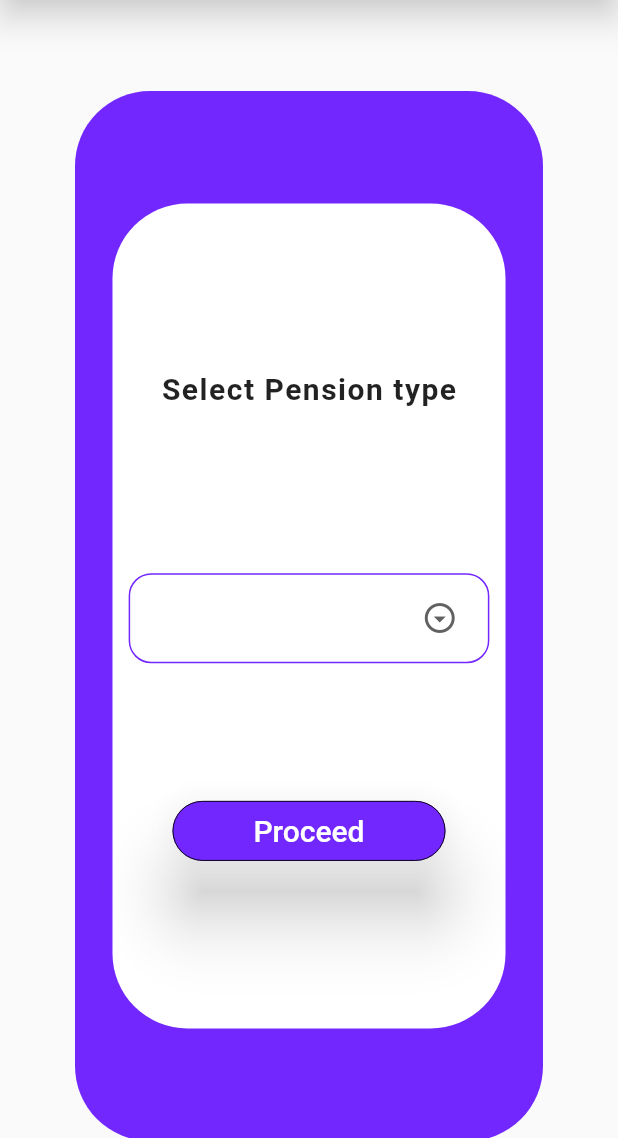
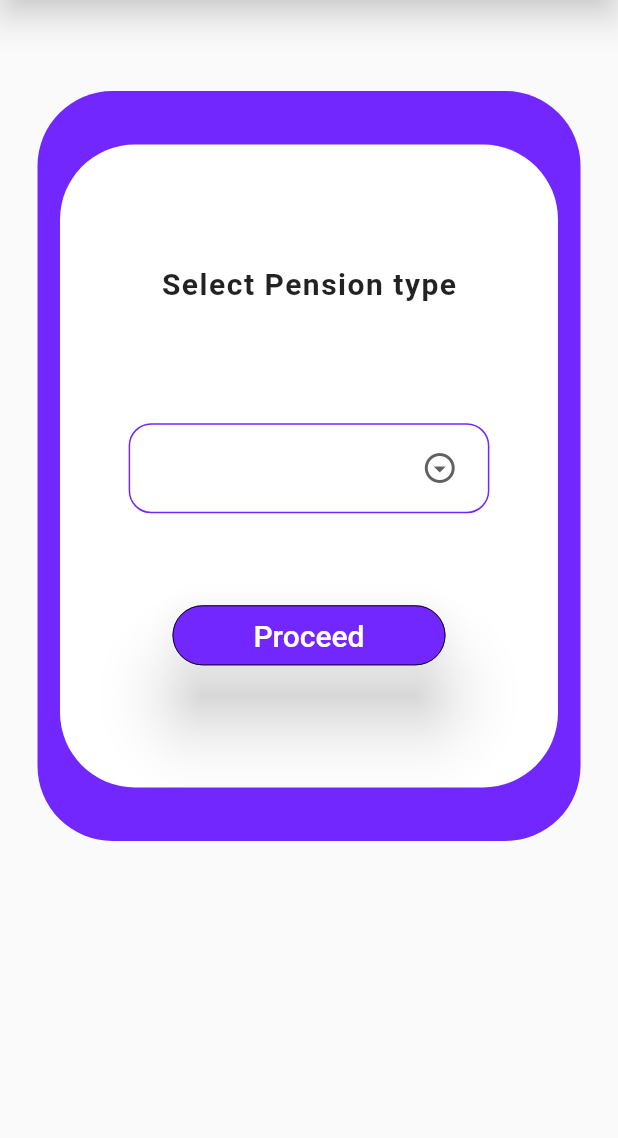
Before and after one commit to Faraazusmani/Blockchain-Secured-Pension-System, a Flutter app: the HomeScreen screen opened directly, on a phone screen of 412 x 824 dp, the part 98-1236 px from its top. Run offline on Flutter 3.47's test engine with Material 2 defaults, Android fonts, the phone set to English and light mode, and no system bars; our stand-ins replace get.

Commit message:
UI Updated

```diff
--- a/lib/screens/apply.dart
+++ b/lib/screens/apply.dart
@@ -1,5 +1,6 @@
+import 'dart:math';
+
 import 'package:flutter/material.dart';
-import 'package:pension_blockchain/constants.dart';
 import 'package:pension_blockchain/utilities.dart';
 
 class Apply extends StatelessWidget {
@@ -15,24 +16,9 @@ class Apply extends StatelessWidget {
         child: ListView(
           children: [
             const SizedBox(height: 50),
-            Padding(
-              padding: const EdgeInsets.all(20.0),
-              child: Center(
-                child: Container(
-                  height: 700,
-                  width: size.width - 100,
-                  decoration: BoxDecoration(
-                    color: kPrimaryColor,
-                    borderRadius: BorderRadius.circular(50),
-                  ),
-                  child: Center(
-                    child: Container(
-                      height: 550,
-                      width: size.width - 150,
-                      decoration: BoxDecoration(
-                        color: Colors.white,
-                        borderRadius: BorderRadius.circular(50),
-                      ),
+            BoxInBox(
+                height: 500,
+                width: min(700, size.width - 50),
                 child: Column(
                   mainAxisAlignment: MainAxisAlignment.spaceEvenly,
                   children: [
@@ -59,12 +45,7 @@ class Apply extends StatelessWidget {
                     ),
                     const SizedBox(height: 50),
                   ],
-                      ),
-                    ),
-                  ),
-                ),
-              ),
-            )
+                ))
           ],
         ),
       ),
--- a/lib/screens/home_screen.dart
+++ b/lib/screens/home_screen.dart
@@ -1,4 +1,5 @@
-import 'package:flutter/cupertino.dart';
+import 'dart:math';
+
 import 'package:flutter/material.dart';
 import 'package:get/get.dart';
 import 'package:pension_blockchain/constants.dart';
@@ -10,7 +11,11 @@ class HomeScreen extends StatelessWidget {
   HomeScreen({Key? key}) : super(key: key);
 
   final HomeScreenController _controller = HomeScreenController();
-  List<String> dropDownValues = ["Select pension type", "Fresh", "Renewal"];
+  final List<String> dropDownValues = [
+    "Select pension type",
+    "Fresh",
+    "Renewal"
+  ];
 
   @override
   Widget build(BuildContext context) {
@@ -22,24 +27,9 @@ class HomeScreen extends StatelessWidget {
         child: ListView(
           children: [
             const SizedBox(height: 50),
-            Padding(
-              padding: const EdgeInsets.all(20.0),
-              child: Center(
-                child: Container(
-                  height: 700,
-                  width: size.width - 100,
-                  decoration: BoxDecoration(
-                    color: kPrimaryColor,
-                    borderRadius: BorderRadius.circular(50),
-                  ),
-                  child: Center(
-                    child: Container(
-                      height: 550,
-                      width: size.width - 150,
-                      decoration: BoxDecoration(
-                        color: Colors.white,
-                        borderRadius: BorderRadius.circular(50),
-                      ),
+            BoxInBox(
+              height: 500,
+              width: min(700, size.width - 50),
               child: Column(
                 mainAxisAlignment: MainAxisAlignment.spaceEvenly,
                 children: [
@@ -66,16 +56,14 @@ class HomeScreen extends StatelessWidget {
                       () => DropdownButton<String>(
                         value: _controller.dropDownValue.toString(),
                         underline: const SizedBox(height: 0, width: 0),
-                                icon: const Icon(
-                                    Icons.arrow_drop_down_circle_outlined),
+                        icon: const Icon(Icons.arrow_drop_down_circle_outlined),
                         items: dropDownValues.map((String value) {
                           return DropdownMenuItem<String>(
                             value: value,
                             child: Padding(
                               padding: const EdgeInsets.all(8.0),
                               child: Padding(
-                                        padding:
-                                            const EdgeInsets.only(right: 20.0),
+                                padding: const EdgeInsets.only(right: 20.0),
                                 child: Text(value),
                               ),
                             ),
@@ -100,8 +88,7 @@ class HomeScreen extends StatelessWidget {
                           context: context,
                         );
                       } else if (selectedValue == dropDownValues[1]) {
-                                _controller.dropDownValue.value =
-                                    dropDownValues[0];
+                        _controller.dropDownValue.value = dropDownValues[0];
                         Navigator.push(
                             context,
                             MaterialPageRoute(
@@ -113,10 +100,6 @@ class HomeScreen extends StatelessWidget {
                 ],
               ),
             ),
-                  ),
-                ),
-              ),
-            )
           ],
         ),
       ),
--- a/lib/utilities.dart
+++ b/lib/utilities.dart
@@ -92,3 +92,43 @@ Future myAlertBox(
     ),
   );
 }
+
+class BoxInBox extends StatelessWidget {
+  const BoxInBox(
+      {Key? key,
+      required this.height,
+      required this.width,
+      required this.child})
+      : super(key: key);
+  final double height;
+  final double width;
+  final Widget child;
+
+  @override
+  Widget build(BuildContext context) {
+    return Padding(
+      padding: const EdgeInsets.all(20.0),
+      child: Center(
+        child: Container(
+          height: height,
+          width: width,
+          decoration: BoxDecoration(
+            color: kPrimaryColor,
+            borderRadius: BorderRadius.circular(50),
+          ),
+          child: Center(
+            child: Container(
+              height: (6 / 7) * height,
+              width: width - 30,
+              decoration: BoxDecoration(
+                color: Colors.white,
+                borderRadius: BorderRadius.circular(50),
+              ),
+              child: child,
+            ),
+          ),
+        ),
+      ),
+    );
+  }
+}
```
Lines whose indentation alone changed are shown as unchanged.
